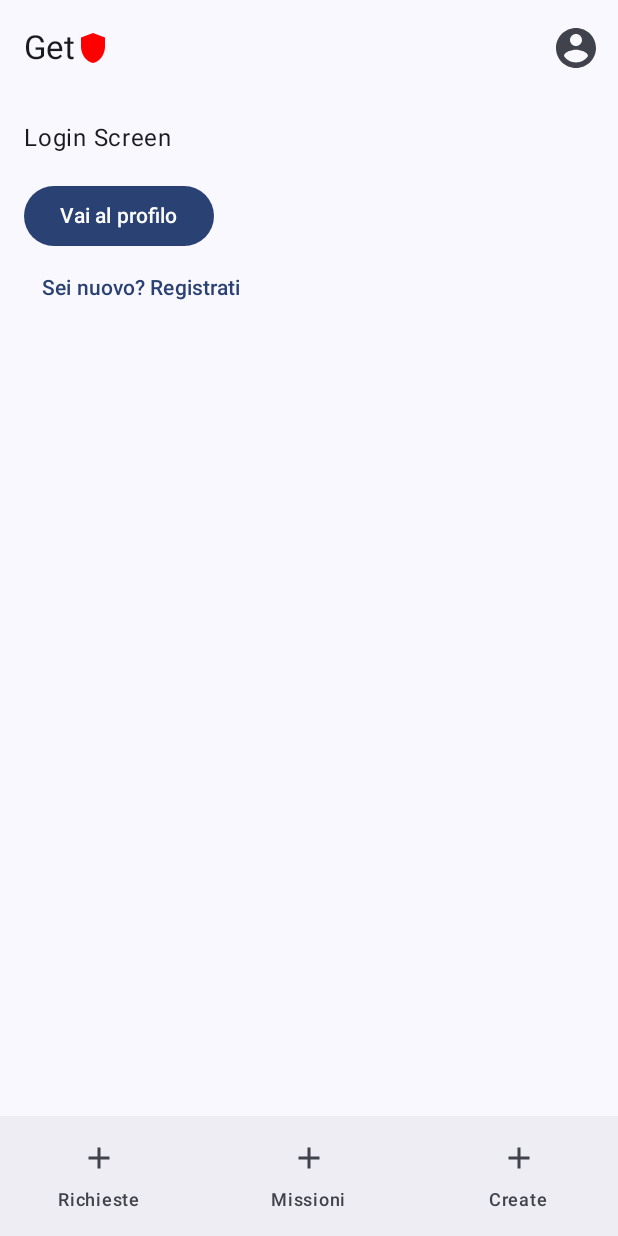
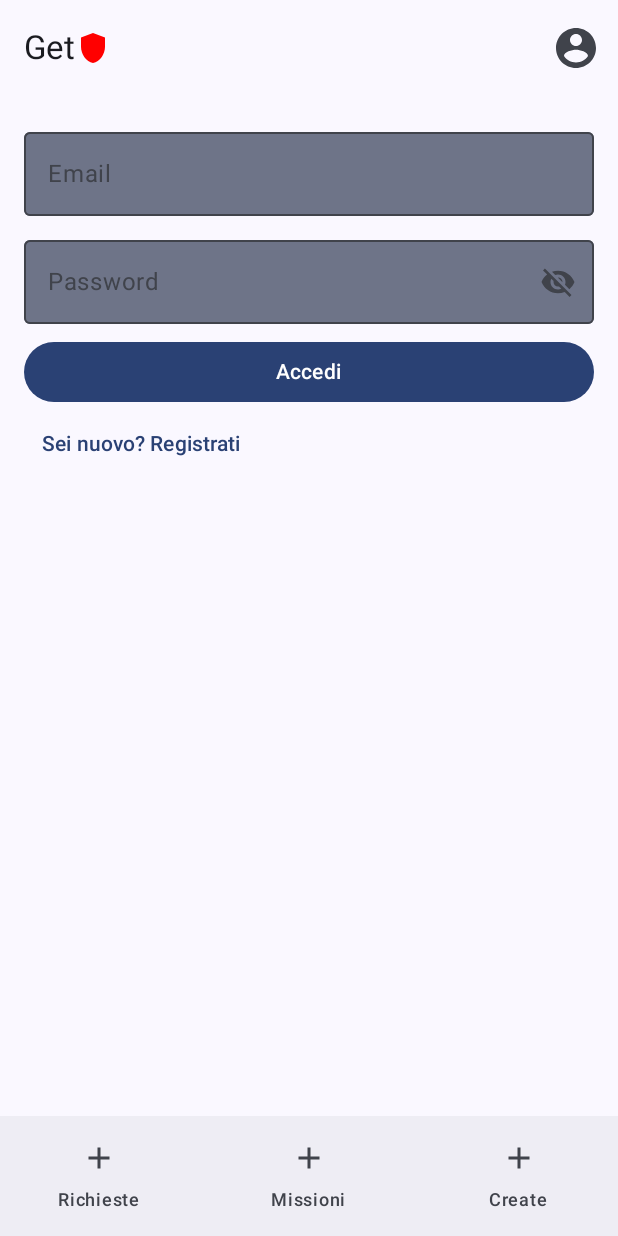
Before and after one commit to MattiaRocchi/GetRescued, an Android app built with Jetpack Compose: the LoginScreen screen opened through its navigation route, on a phone screen of 412 x 824 dp. Run offline under Robolectric (Android 15) with nearby library versions, the phone set to English and light mode, and no system bars; our stand-ins replace Room's generated code.

Commit message:
First implementation of Login page

```diff
--- a/app/build.gradle.kts
+++ b/app/build.gradle.kts
@@ -57,6 +57,7 @@ dependencies {
     implementation(libs.androidx.core.i18n)
     implementation(libs.androidx.foundation)
     implementation(libs.androidx.ui.text)
+    implementation(libs.androidx.runtime)
     testImplementation(libs.junit)
     androidTestImplementation(libs.androidx.junit)
     androidTestImplementation(libs.androidx.espresso.core)
--- a/app/src/main/java/com/example/myapplication/AppModule.kt
+++ b/app/src/main/java/com/example/myapplication/AppModule.kt
@@ -31,7 +31,7 @@ val appModule = module {
             AppDatabase::class.java,
             "getrescued-db"
         )
-            .fallbackToDestructiveMigration()
+            //.fallbackToDestructiveMigration()
             .build()
 
     }
@@ -49,7 +49,7 @@ val appModule = module {
 
     //ViewModes
     viewModel { RegistrationViewModel(get()) }
-    viewModel { LoginViewModel() }
+    viewModel { LoginViewModel(get()) }
     viewModel { AddRequestViewModel(get()) } // get() → RequestDaoRepository
     viewModel { RequestsViewModel(get()) }   // get() → RequestDaoRepository
 }
--- a/app/src/main/java/com/example/myapplication/data/database/DAOs.kt
+++ b/app/src/main/java/com/example/myapplication/data/database/DAOs.kt
@@ -18,6 +18,8 @@ interface UserDao {
     @Query("SELECT * FROM User WHERE email = :email AND password = :password")
     suspend fun login(email: String, password: String): User?
 
+    @Query("SELECT * FROM User WHERE email = :email")
+    suspend fun findEmail(email: String): User?
     @Update
     suspend fun update(user: User)
 
--- a/app/src/main/java/com/example/myapplication/data/repositories/UserDaoRepository.kt
+++ b/app/src/main/java/com/example/myapplication/data/repositories/UserDaoRepository.kt
@@ -11,6 +11,7 @@ class UserDaoRepository(private val userDao: UserDao) {
 
     suspend fun login(email: String, password: String) = userDao.login(email, password)
 
+    suspend fun findEmail(email: String) = userDao.findEmail(email)
 
     suspend fun insertUser(user: User): Long {
         return userDao.insert(user)
--- /dev/null
+++ b/app/src/main/java/com/example/myapplication/ui/composables/EmailField.kt
@@ -0,0 +1,35 @@
+package com.example.myapplication.ui.composables
+
+import androidx.compose.foundation.layout.fillMaxWidth
+import androidx.compose.material3.MaterialTheme
+import androidx.compose.material3.OutlinedTextField
+import androidx.compose.material3.Text
+import androidx.compose.material3.TextFieldDefaults
+import androidx.compose.runtime.Composable
+import androidx.compose.ui.Modifier
+
+@Composable
+fun EmailTextField(
+    value: String,
+    onValueChange: (String) -> Unit,
+    emailError: Boolean,
+    modifier: Modifier = Modifier
+) {
+    OutlinedTextField(
+        value = value,
+        onValueChange = { onValueChange(it) },
+        label = { Text("Email") },
+        isError = emailError,
+        modifier = modifier.fillMaxWidth(),
+        colors = TextFieldDefaults.colors(
+            focusedContainerColor = MaterialTheme.colorScheme.secondaryContainer,
+            unfocusedContainerColor = MaterialTheme.colorScheme.secondaryContainer,
+            focusedTextColor = MaterialTheme.colorScheme.onSecondary,
+            unfocusedTextColor = MaterialTheme.colorScheme.onSecondary,
+            cursorColor = MaterialTheme.colorScheme.onSecondary
+        )
+    )
+    if (emailError) {
+        Text("Inserisci un'email valida", color = MaterialTheme.colorScheme.error)
+    }
+}
--- /dev/null
+++ b/app/src/main/java/com/example/myapplication/ui/composables/PasswordField.kt
@@ -0,0 +1,59 @@
+package com.example.myapplication.ui.composables
+
+import androidx.compose.foundation.layout.fillMaxWidth
+import androidx.compose.material.icons.Icons
+import androidx.compose.material.icons.filled.Visibility
+import androidx.compose.material.icons.filled.VisibilityOff
+import androidx.compose.material3.Icon
+import androidx.compose.material3.IconButton
+import androidx.compose.material3.MaterialTheme
+import androidx.compose.material3.OutlinedTextField
+import androidx.compose.material3.Text
+import androidx.compose.material3.TextFieldDefaults
+import androidx.compose.runtime.Composable
+import androidx.compose.runtime.getValue
+import androidx.compose.runtime.mutableStateOf
+import androidx.compose.runtime.remember
+import androidx.compose.runtime.setValue
+import androidx.compose.ui.Modifier
+import androidx.compose.ui.text.input.PasswordVisualTransformation
+import androidx.compose.ui.text.input.VisualTransformation
+
+@Composable
+fun PasswordTextField(
+    value: String,
+    onValueChange: (String) -> Unit,
+    passwordError: Boolean,
+    modifier: Modifier = Modifier
+) {
+    var passwordVisible by remember { mutableStateOf(false) }
+
+    OutlinedTextField(
+        value = value,
+        onValueChange = { onValueChange(it) },
+        label = { Text("Password") },
+        isError = passwordError,
+        modifier = modifier.fillMaxWidth(),
+        colors = TextFieldDefaults.colors(
+            focusedContainerColor = MaterialTheme.colorScheme.secondaryContainer,
+            unfocusedContainerColor = MaterialTheme.colorScheme.secondaryContainer,
+            focusedTextColor = MaterialTheme.colorScheme.onSecondary,
+            unfocusedTextColor = MaterialTheme.colorScheme.onSecondary,
+            cursorColor = MaterialTheme.colorScheme.onSecondary
+        ),
+        visualTransformation = if (passwordVisible) VisualTransformation.None else
+            PasswordVisualTransformation(),
+        trailingIcon = {
+            val image = if (passwordVisible) Icons.Default.Visibility else
+                Icons.Default.VisibilityOff
+            IconButton(onClick = { passwordVisible = !passwordVisible }) {
+                Icon(imageVector = image, contentDescription =
+                    if (passwordVisible) "Nascondi password" else "Mostra password")
+            }
+        }
+    )
+
+    if (passwordError) {
+        Text("La password deve avere almeno 6 caratteri", color = MaterialTheme.colorScheme.error)
+    }
+}
--- a/app/src/main/java/com/example/myapplication/ui/login/LoginScreen.kt
+++ b/app/src/main/java/com/example/myapplication/ui/login/LoginScreen.kt
@@ -1,39 +1,98 @@
 package com.example.myapplication.ui.login
-
 
 import androidx.compose.foundation.layout.*
 import androidx.compose.material3.Button
+import androidx.compose.material3.Scaffold
+import androidx.compose.material3.SnackbarHost
+import androidx.compose.material3.SnackbarHostState
 import androidx.compose.material3.Text
 import androidx.compose.material3.TextButton
-import androidx.compose.runtime.Composable
+import androidx.compose.runtime.*
 import androidx.compose.ui.Modifier
 import androidx.compose.ui.unit.dp
 import androidx.navigation.NavHostController
 import com.example.myapplication.ui.GetRescuedRoute
+import com.example.myapplication.ui.composables.EmailTextField
+import com.example.myapplication.ui.composables.PasswordTextField
+import kotlinx.coroutines.launch
 
 @Composable
 fun LoginScreen(
     navController: NavHostController,
     viewModel: LoginViewModel
 ) {
+    val scope = rememberCoroutineScope()
+    val snackbarHostState = remember { SnackbarHostState() }
+
+    var emailError by remember { mutableStateOf(false) }
+    var passwordError by remember { mutableStateOf(false) }
+
+    Scaffold(
+        snackbarHost = { SnackbarHost(snackbarHostState) }
+    ) { padding ->
         Column(
             modifier = Modifier
+                .padding(padding)
                 .fillMaxSize()
                 .padding(16.dp)
         ) {
-        Text("Login Screen")
 
-        Spacer(Modifier.height(16.dp))
+            // Campo Email
+            EmailTextField(
+                value = viewModel.email,
+                onValueChange = {
+                    viewModel.onEmailChange(it)
+                    emailError = it.isBlank() ||
+                            !android.util.Patterns.EMAIL_ADDRESS.matcher(it).matches()
+                },
+                emailError = emailError
+            )
 
-        Button(onClick = {
-            navController.navigate(GetRescuedRoute.Profile)
-        }) {
-            Text("Vai al profilo")
+            Spacer(Modifier.height(8.dp))
+
+            // Campo Password
+            PasswordTextField(
+                value = viewModel.password,
+                onValueChange = {
+                    viewModel.onPasswordChange(it)
+                    passwordError = it.length < 6
+                },
+                passwordError = passwordError
+            )
+
+            Spacer(Modifier.height(8.dp))
+
+            // Bottone Accedi
+            Button(
+                onClick = {
+                    viewModel.loginUser(
+                        onSuccess = {
+                            scope.launch {
+                                snackbarHostState.showSnackbar("Login avvenuto con successo!")
                             }
-        TextButton (onClick = {
+                            navController.navigate(GetRescuedRoute.Profile) {
+                                popUpTo(GetRescuedRoute.Login) { inclusive = true }
+                            }
+                        },
+                        onError = { msg ->
+                            scope.launch {
+                                snackbarHostState.showSnackbar(msg)
+                            }
+                        }
+                    )
+                },
+                enabled = !emailError && !passwordError,
+                modifier = Modifier.fillMaxWidth()
+            ) {
+                Text("Accedi")
+            }
+
+            // Link alla registrazione
+            TextButton(onClick = {
                 navController.navigate(GetRescuedRoute.Registration)
             }) {
                 Text("Sei nuovo? Registrati")
             }
         }
     }
+}
--- a/app/src/main/java/com/example/myapplication/ui/login/LoginViewModel.kt
+++ b/app/src/main/java/com/example/myapplication/ui/login/LoginViewModel.kt
@@ -1,7 +1,55 @@
 package com.example.myapplication.ui.login
 
+import androidx.compose.runtime.getValue
+import androidx.compose.runtime.mutableStateOf
+import androidx.compose.runtime.setValue
 import androidx.lifecycle.ViewModel
+import androidx.lifecycle.viewModelScope
+import com.example.myapplication.data.repositories.UserDaoRepository
+import kotlinx.coroutines.launch
 
 //TODO
-class LoginViewModel : ViewModel() {
+class LoginViewModel(
+    private val userDaoRepository: UserDaoRepository
+): ViewModel() {
+    var email by mutableStateOf("")
+        private set
+
+    var password by mutableStateOf("")
+        private set
+
+    fun onEmailChange(newValue: String) { email = newValue}
+    fun onPasswordChange(newValue: String) {password = newValue}
+
+    fun loginUser(onSuccess: () -> Unit, onError: (String) -> Unit) {
+        viewModelScope.launch {
+            try {
+                if (email.isBlank() || password.isBlank()) {
+                    onError("Compila tutti i campi obbligatori")
+                    return@launch
+                }
+
+
+                when {
+                    userDaoRepository.login(email, password) != null -> {
+
+                    }
+                    userDaoRepository.findEmail(email) != null -> {
+                        onError("Password errata")
+                    }
+                    else -> {
+                        onError("Mail non registrata")
+                    }
+                }
+
+
+            } catch (e: Exception) {
+                onError("Errore durante il login: ${e.message}")
+            }
+        }
+    }
+
+
+
+
 }
--- a/app/src/main/java/com/example/myapplication/ui/registration/RegistrationScreen.kt
+++ b/app/src/main/java/com/example/myapplication/ui/registration/RegistrationScreen.kt
@@ -7,7 +7,12 @@ import androidx.compose.foundation.layout.fillMaxWidth
 import androidx.compose.foundation.layout.height
 import androidx.compose.foundation.layout.padding
 import androidx.compose.foundation.text.KeyboardOptions
+import androidx.compose.material.icons.Icons
+import androidx.compose.material.icons.filled.Visibility
+import androidx.compose.material.icons.filled.VisibilityOff
 import androidx.compose.material3.Button
+import androidx.compose.material3.Icon
+import androidx.compose.material3.IconButton
 import androidx.compose.material3.MaterialTheme
 import androidx.compose.material3.OutlinedTextField
 import androidx.compose.material3.Scaffold
@@ -25,9 +30,13 @@ import androidx.compose.runtime.setValue
 import androidx.compose.ui.Alignment
 import androidx.compose.ui.Modifier
 import androidx.compose.ui.text.input.KeyboardType
+import androidx.compose.ui.text.input.PasswordVisualTransformation
+import androidx.compose.ui.text.input.VisualTransformation
 import androidx.compose.ui.unit.dp
 import androidx.navigation.NavHostController
 import com.example.myapplication.ui.GetRescuedRoute
+import com.example.myapplication.ui.composables.EmailTextField
+import com.example.myapplication.ui.composables.PasswordTextField
 import kotlinx.coroutines.launch
 
 
@@ -98,46 +107,28 @@ fun RegistrationScreen(
 
             Spacer(Modifier.height(8.dp))
 
-            // 🔹 EMAIL
-            OutlinedTextField(
+
+
+            EmailTextField(
                 value = viewModel.email,
                 onValueChange = {
                     viewModel.onEmailChange(it)
-                    emailError = it.isBlank() || !android.util.Patterns.EMAIL_ADDRESS.matcher(it).matches()
+                    emailError = it.isBlank() ||
+                            !android.util.Patterns.EMAIL_ADDRESS.matcher(it).matches()
                 },
-                label = { Text("Email") },
-                isError = emailError,
-                modifier = Modifier.fillMaxWidth(),
-                colors = TextFieldDefaults.colors(
-                    focusedContainerColor = MaterialTheme.colorScheme.secondaryContainer,
-                    unfocusedContainerColor = MaterialTheme.colorScheme.secondaryContainer,
-                    focusedTextColor = MaterialTheme.colorScheme.onSecondary,
-                    unfocusedTextColor = MaterialTheme.colorScheme.onSecondary,
-                    cursorColor = MaterialTheme.colorScheme.onSecondary
-                )
+                emailError = emailError
             )
-            if (emailError) Text("Inserisci un'email valida", color = MaterialTheme.colorScheme.error)
 
             Spacer(Modifier.height(8.dp))
 
-            // 🔹 PASSWORD
-            OutlinedTextField(
+            PasswordTextField(
                 value = viewModel.password,
                 onValueChange = {
-                    viewModel.onPasswordChange(it); passwordError = it.length < 6
+                    viewModel.onPasswordChange(it)
+                    passwordError = it.length < 6
                 },
-                label = { Text("Password") },
-                isError = passwordError,
-                modifier = Modifier.fillMaxWidth(),
-                colors = TextFieldDefaults.colors(
-                    focusedContainerColor = MaterialTheme.colorScheme.secondaryContainer,
-                    unfocusedContainerColor = MaterialTheme.colorScheme.secondaryContainer,
-                    focusedTextColor = MaterialTheme.colorScheme.onSecondary,
-                    unfocusedTextColor = MaterialTheme.colorScheme.onSecondary,
-                    cursorColor = MaterialTheme.colorScheme.onSecondary
-                )
+                passwordError = passwordError
             )
-            if (passwordError) Text("Minimo 6 caratteri", color = MaterialTheme.colorScheme.error)
 
             Spacer(Modifier.height(8.dp))
 
@@ -181,6 +172,7 @@ fun RegistrationScreen(
                     )
                 },
                 enabled = !nameError && !surnameError && !emailError && !passwordError && !ageError,
+
                 modifier = Modifier.fillMaxWidth()
             ) {
                 Text("Registrati")
--- a/gradle/libs.versions.toml
+++ b/gradle/libs.versions.toml
@@ -17,6 +17,7 @@ room = "2.6.1"
 coreI18n = "1.0.0"
 foundation = "1.8.3"
 uiText = "1.8.3"
+runtime = "1.8.3"
 
 [libraries]
 androidx-core-ktx = { group = "androidx.core", name = "core-ktx", version.ref = "coreKtx" }
@@ -41,6 +42,7 @@ navigation-compose = { module = "androidx.navigation:navigation-compose", versio
 androidx-core-i18n = { group = "androidx.core", name = "core-i18n", version.ref = "coreI18n" }
 androidx-foundation = { group = "androidx.compose.foundation", name = "foundation", version.ref = "foundation" }
 androidx-ui-text = { group = "androidx.compose.ui", name = "ui-text", version.ref = "uiText" }
+androidx-runtime = { group = "androidx.compose.runtime", name = "runtime", version.ref = "runtime" }
 
 
 
```
Lines whose indentation alone changed are shown as unchanged.
